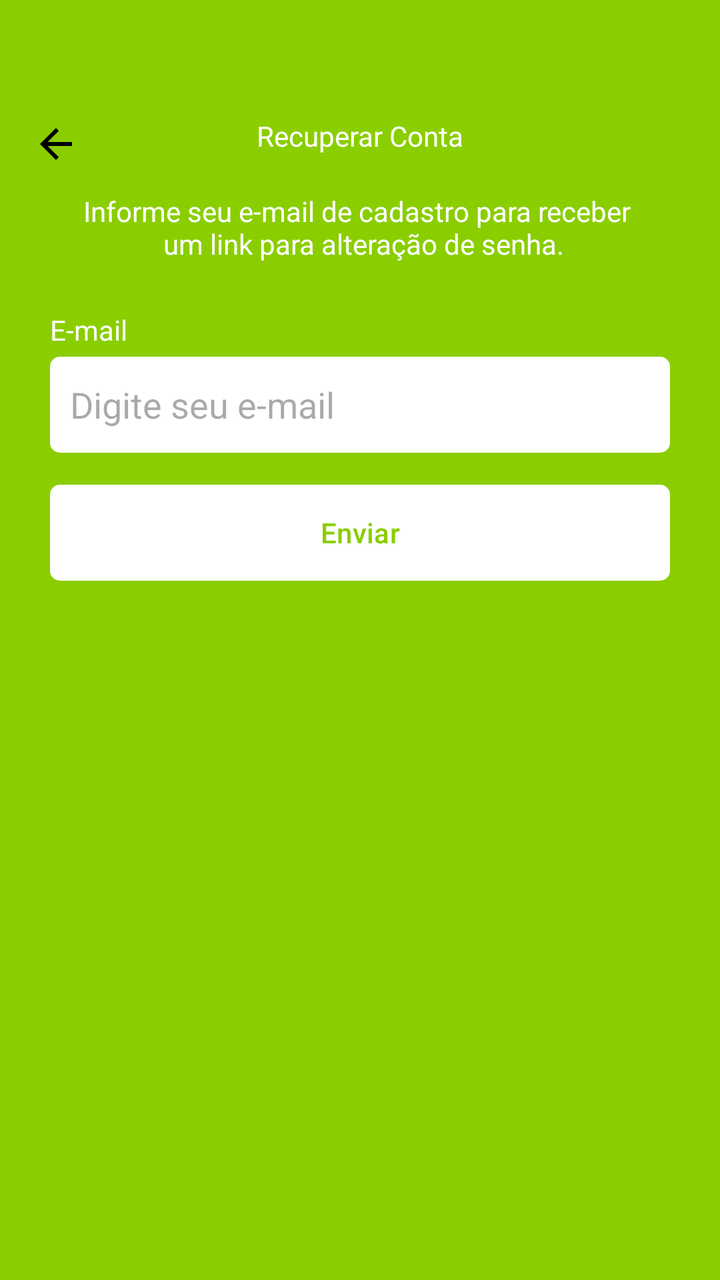
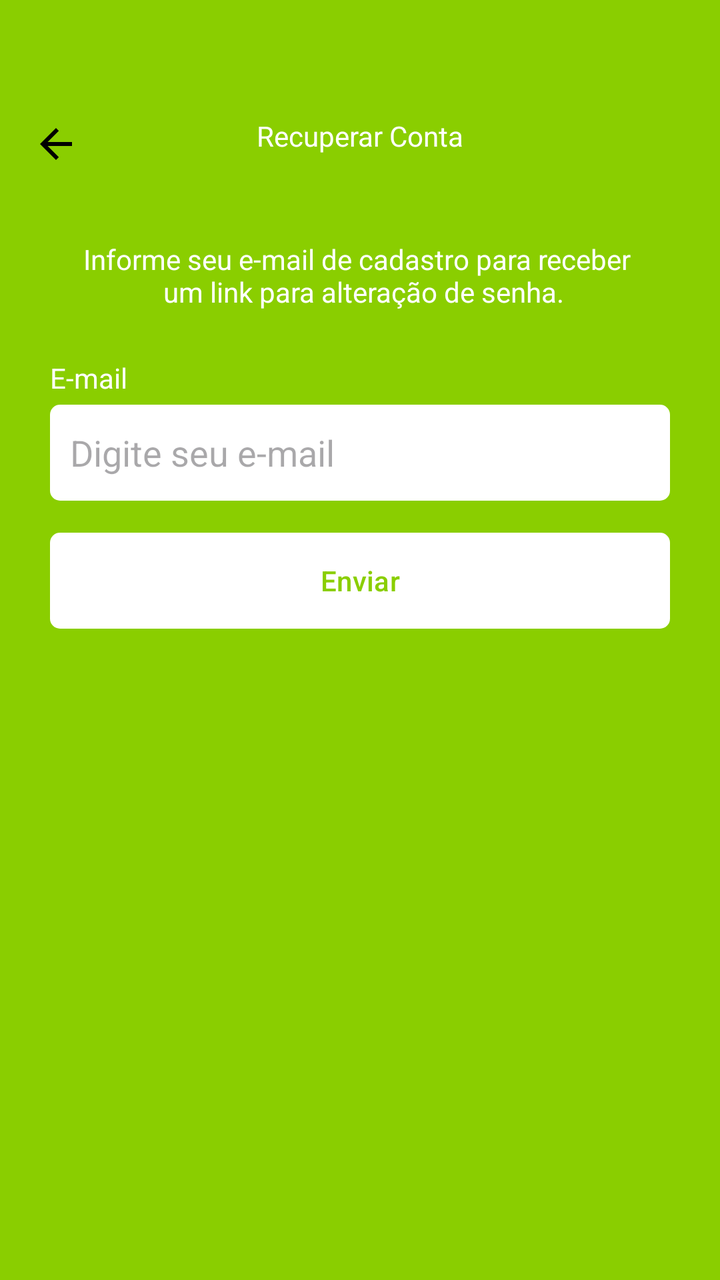

An Android layout rendered at two revisions. The XML below is the earlier revision; the diff shows what the commit changed to produce the second picture.
<!-- AndroidManifest.xml: application theme Theme.Kanban -->
<!-- res/layout/fragment_recover_account.xml -->
<?xml version="1.0" encoding="utf-8"?>
<ScrollView xmlns:android="http://schemas.android.com/apk/res/android"
    xmlns:tools="http://schemas.android.com/tools"
    android:layout_width="match_parent"
    android:layout_height="match_parent"
    xmlns:app="http://schemas.android.com/apk/res-auto"
    android:fillViewport="true"
    tools:context=".ui.auth.RecoverAccountFragment">


    <LinearLayout
        android:layout_width="match_parent"
        android:layout_height="wrap_content"
        android:orientation="vertical"
        android:id="@+id/linearLayout1">

        <com.google.android.material.appbar.MaterialToolbar
            android:layout_width="match_parent"
            android:layout_height="wrap_content"
            app:navigationIcon="@drawable/baseline_arrow_back_24"
            android:paddingTop="40dp">


            <TextView
                android:layout_width="wrap_content"
                android:layout_height="wrap_content"
                android:text="Recuperar Conta"
                android:textColor="@color/white"
                android:layout_gravity="center_horizontal"/>
        </com.google.android.material.appbar.MaterialToolbar>

        <LinearLayout
            android:id="@+id/linearLayout2"
            android:layout_width="match_parent"
            android:layout_height="wrap_content"
            android:orientation="vertical"
            android:layout_marginHorizontal="25dp">

        <TextView
            android:layout_width="match_parent"
            android:layout_height="wrap_content"
            android:id="@+id/textviewMenssagem"
            android:text="Informe seu e-mail de cadastro para receber \n um link para alteração de senha." android:textColor="@color/white"
            android:textAlignment="center"
            android:Layout_marginTop="24dp"/>

            <TextView
                android:layout_width="wrap_content"
                android:layout_height="wrap_content"
                android:text="E-mail"
                android:layout_marginTop="24dp"
                android:textColor="@color/white"/>

            <EditText
                android:layout_width="match_parent"
                android:layout_height="48dp"
                android:hint="Digite seu e-mail"
                android:inputType="textEmailAddress"
                android:padding="10dp"
                android:layout_marginTop="4dp"
                android:background="@drawable/bg_edit_text"/>

            <com.google.android.material.button.MaterialButton
                android:layout_width="match_parent"
                android:layout_height="wrap_content"
                android:text="Enviar"
                android:textColor="@color/color_default"
                app:backgroundTint="@null"
                android:layout_marginTop="16dp"
                android:background="@drawable/bg_btn"/>

            <ProgressBar
                android:layout_width="wrap_content"
                android:layout_height="wrap_content"
                android:indeterminateTint="@color/white"
                android:layout_gravity="center"
                android:layout_marginTop="8dp"
                android:visibility="invisible"
                tools:visibility="visible"
                />
        </LinearLayout>
    </LinearLayout>


</ScrollView>
<!-- resources referenced by this layout -->
<resources>
  <color name="color_default">#8ACE00</color>
  <color name="white">#FFFFFFFF</color>
  <!-- drawable baseline_arrow_back_24 (drawable) -->
  <vector xmlns:android="http://schemas.android.com/apk/res/android" android:autoMirrored="true" android:height="24dp" android:tint="#000000" android:viewportHeight="24" android:viewportWidth="24" android:width="24dp">
        
      <path android:fillColor="@android:color/white" android:pathData="M20,11H7.83l5.59,-5.59L12,4l-8,8 8,8 1.41,-1.41L7.83,13H20v-2z"/>
      
  </vector>
  <!-- drawable bg_btn (drawable) -->
  <?xml version="1.0" encoding="utf-8"?>
  <shape xmlns:android="http://schemas.android.com/apk/res/android"
      android:shape="rectangle">
      <solid android:color="@color/white"/>
      <corners android:radius="5dp"/>
  </shape>
  <!-- drawable bg_edit_text (drawable) -->
  <?xml version="1.0" encoding="utf-8"?>
  <shape xmlns:android="http://schemas.android.com/apk/res/android"
      android:shape="rectangle">
  
      <solid android:color="@color/white"/>
      <corners android:radius="5dp"/>
  
  </shape>
  <style name="Theme.Kanban" parent="Base.Theme.Kanban" />
  <style name="Base.Theme.Kanban" parent="Theme.Material3.DayNight.NoActionBar">
          
          
          <item name="colorPrimary">@color/color_default</item>
          <item name="colorPrimaryVariant">@color/color_default</item>
          <item name="android:windowBackground">@color/color_default</item>
  
      </style>
</resources>

<!-- the commit's change to res/layout/fragment_recover_account.xml (unified diff, before → after) -->
@@ -42,7 +42,7 @@
             android:id="@+id/textviewMenssagem"
             android:text="Informe seu e-mail de cadastro para receber \n um link para alteração de senha." android:textColor="@color/white"
             android:textAlignment="center"
-            android:Layout_marginTop="24dp"/>
+            android:layout_marginTop="24dp"/>
 
             <TextView
                 android:layout_width="wrap_content"
